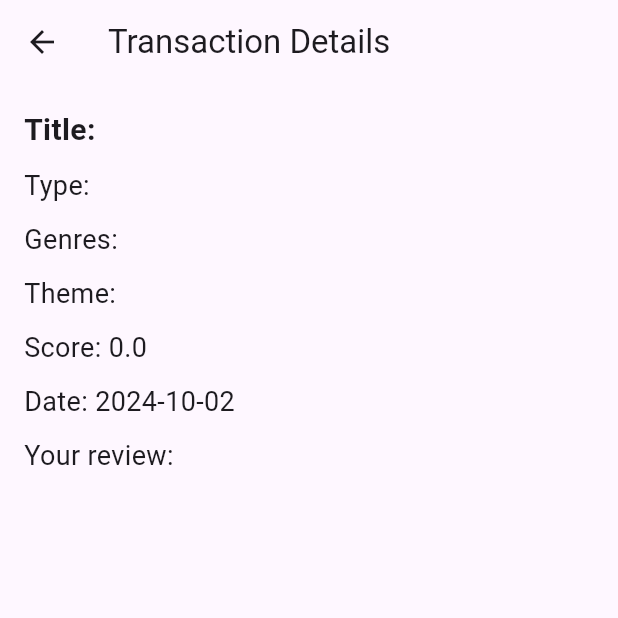
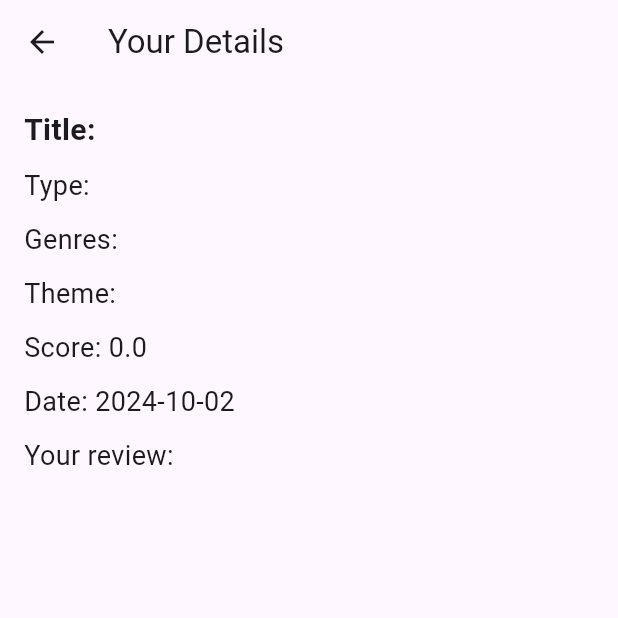
Before and after one commit to ReZill392/project, a Flutter app: the TransactionDetailPage screen opened directly with empty values, on a phone screen of 412 x 824 dp, the top half of it. Run offline on Flutter 3.47's test engine with Material 3 defaults, Android fonts, the phone set to English and light mode, and no system bars; our stand-ins replace sembast, shared_preferences; accounts and stored records are empty.

Commit message:
edit detail

```diff
--- a/lib/provider/transaction_provider.dart
+++ b/lib/provider/transaction_provider.dart
@@ -26,15 +26,10 @@ class TransactionProvider with ChangeNotifier {
 
   void deleteTransaction(int index) async{
     var db = TransactionDB(dbName: 'transactions.db');
-
-
     var transactionToDelete = transactions[index];
-
-
     if (transactionToDelete.keyID != null) {
       await db.deleteDatabase(transactionToDelete.keyID!);
     }
-
     transactions.removeAt(index);
     notifyListeners();
   }
--- a/lib/screens/datail_screen.dart
+++ b/lib/screens/datail_screen.dart
@@ -10,7 +10,7 @@ class TransactionDetailPage extends StatelessWidget {
   Widget build(BuildContext context) {
     return Scaffold(
       appBar: AppBar(
-        title: Text('Transaction Details'),
+        title: Text('Your Details'),
       ),
       body: Padding(
         padding: const EdgeInsets.all(16.0),
```
